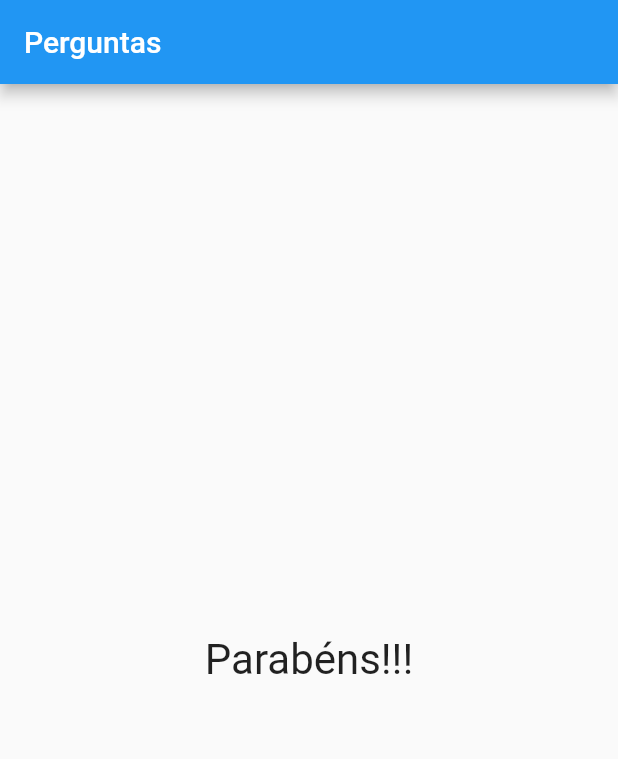
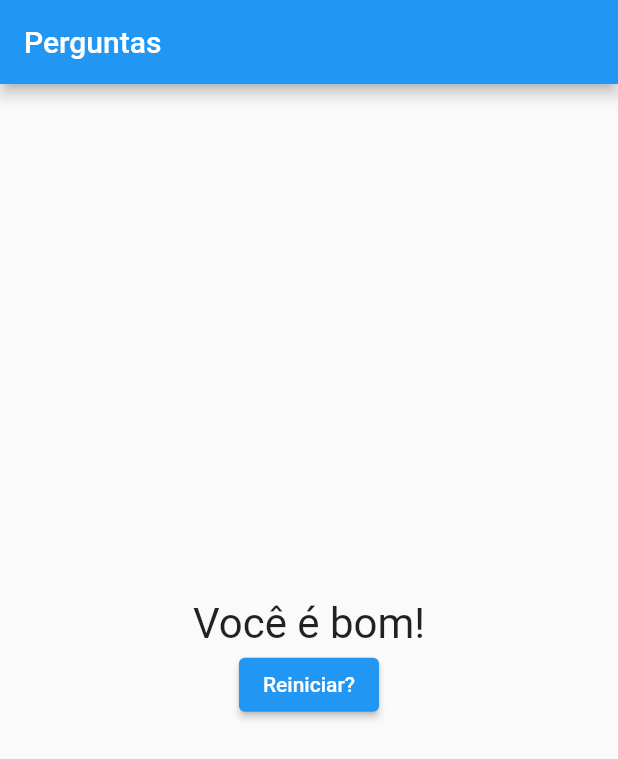
Before and after one commit to fabricio-silva-89/projeto_perguntas, a Flutter app: the screen it shows after launch, after a tap on "Preto", after a tap on "Cobra", after a tap on "Maria", on a phone screen of 412 x 824 dp. Shown: the top 759 px of the screen. Run offline on Flutter 3.47's test engine with Material 2 defaults, Android fonts, the phone set to English and light mode, and no system bars.

Commit message:
Conclusao do projeto

```diff
--- a/lib/main.dart
+++ b/lib/main.dart
@@ -1,7 +1,7 @@
 import 'package:flutter/material.dart';
+import 'package:projeto_perguntas/questionario.dart';
 
-import 'questao.dart';
-import 'resposta.dart';
+import 'resultado.dart';
 
 void main() {
   runApp(PerguntaApp());
@@ -14,28 +14,52 @@ class PerguntaApp extends StatefulWidget {
 
 class _PerguntaAppState extends State<PerguntaApp> {
   var _perguntaSelecionada = 0;
+  var _pontuacaoTotal = 0;
 
   final _perguntas = const [
     {
       "texto": "Qual é a sua cor favorita",
-      "respostas": ["Preto", "Vermelho", "Verde", "Branco"],
+      "respostas": [
+        {"texto": "Preto", "nota": 10},
+        {"texto": "Vermelho", "nota": 5},
+        {"texto": "Verde", "nota": 3},
+        {"texto": "Branco", "nota": 1},
+      ],
     },
     {
       "texto": "Qual é o seu animal favorito",
-      "respostas": ["Coelho", "Cobra", "Elefante", "Leão"],
+      "respostas": [
+        {"texto": "Coelho", "nota": 10},
+        {"texto": "Cobra", "nota": 5},
+        {"texto": "Elefante", "nota": 3},
+        {"texto": "Leão", "nota": 1},
+      ],
     },
     {
       "texto": "Qual é o seu instrutor favorito?",
-      "respostas": ["Maria", "João", "Leo", "Pedro"],
+      "respostas": [
+        {"texto": "Maria", "nota": 10},
+        {"texto": "João", "nota": 5},
+        {"texto": "Leo", "nota": 3},
+        {"texto": "Pedro", "nota": 1},
+      ],
     },
   ];
 
-  void _responder() {
+  void _responder(int pontuacao) {
     if (temPerguntaSelecionada) {
       setState(() {
         _perguntaSelecionada++;
+        _pontuacaoTotal += pontuacao;
       });
     }
+  }
+
+  void _reiniciar() {
+    setState(() {
+      _perguntaSelecionada = 0;
+      _pontuacaoTotal = 0;
+    });
   }
 
   bool get temPerguntaSelecionada {
@@ -44,31 +68,20 @@ class _PerguntaAppState extends State<PerguntaApp> {
 
   @override
   Widget build(BuildContext context) {
-    List<String> respostas = temPerguntaSelecionada
-        ? _perguntas[_perguntaSelecionada].cast()['respostas']
-        : [];
-
     return MaterialApp(
       home: Scaffold(
         appBar: AppBar(
           title: Text("Perguntas"),
         ),
         body: temPerguntaSelecionada
-            ? Column(
-                children: [
-                  Questao(
-                      texto:
-                          _perguntas[_perguntaSelecionada]["texto"].toString()),
-                  ...respostas
-                      .map((e) => Resposta(texto: e, onPressed: _responder))
-                      .toList(),
-                ],
+            ? Questionario(
+                perguntas: _perguntas,
+                perguntaSelecionada: _perguntaSelecionada,
+                quantoResponder: _responder,
               )
-            : Center(
-                child: Text(
-                  "Parabéns!!!",
-                  style: TextStyle(fontSize: 28),
-                ),
+            : Resultado(
+                pontuacao: _pontuacaoTotal,
+                reiniciar: _reiniciar,
               ),
       ),
     );
--- /dev/null
+++ b/lib/questionario.dart
@@ -0,0 +1,40 @@
+import 'package:flutter/material.dart';
+
+import 'questao.dart';
+import 'resposta.dart';
+
+class Questionario extends StatelessWidget {
+  final List<Map<String, Object>> perguntas;
+  final int perguntaSelecionada;
+  final void Function(int) quantoResponder;
+
+  const Questionario({
+    Key? key,
+    required this.perguntas,
+    required this.perguntaSelecionada,
+    required this.quantoResponder,
+  }) : super(key: key);
+
+  bool get temPerguntaSelecionada {
+    return perguntaSelecionada < perguntas.length;
+  }
+
+  @override
+  Widget build(BuildContext context) {
+    List<Map<String, Object>> respostas = temPerguntaSelecionada
+        ? perguntas[perguntaSelecionada].cast()['respostas']
+        : [];
+
+    return Column(
+      children: [
+        Questao(texto: perguntas[perguntaSelecionada]["texto"].toString()),
+        ...respostas.map((e) {
+          return Resposta(
+              texto: e["texto"].toString(),
+              onPressed: () =>
+                  quantoResponder(int.parse(e["nota"].toString())));
+        }).toList(),
+      ],
+    );
+  }
+}
--- a/lib/resposta.dart
+++ b/lib/resposta.dart
@@ -2,7 +2,7 @@ import 'package:flutter/material.dart';
 
 class Resposta extends StatelessWidget {
   final String texto;
-  final VoidCallback onPressed;
+  final void Function() onPressed;
 
   const Resposta({
     Key? key,
--- /dev/null
+++ b/lib/resultado.dart
@@ -0,0 +1,39 @@
+import 'package:flutter/material.dart';
+
+class Resultado extends StatelessWidget {
+  final int pontuacao;
+  final void Function() reiniciar;
+
+  const Resultado({
+    Key? key,
+    required this.pontuacao,
+    required this.reiniciar,
+  }) : super(key: key);
+
+  String get fraseResultado {
+    if (pontuacao < 8) {
+      return "Parabéns";
+    } else {
+      return "Você é bom!";
+    }
+  }
+
+  @override
+  Widget build(BuildContext context) {
+    return Column(
+      mainAxisAlignment: MainAxisAlignment.center,
+      children: [
+        Center(
+          child: Text(
+            fraseResultado,
+            style: TextStyle(fontSize: 28),
+          ),
+        ),
+        ElevatedButton(
+          onPressed: reiniciar,
+          child: Text("Reiniciar?"),
+        )
+      ],
+    );
+  }
+}
```
